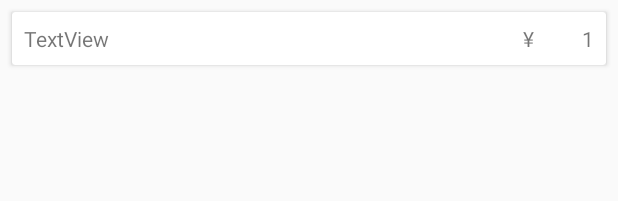
After one commit to hammer0802/SubwaySimulator, an Android app: the layout list_recipe.xml on its own in the app's theme, with its tools: preview values and no code run, on a phone screen of 412 x 824 dp. The commit adds this screen. Shown: the top 201 px of the screen. Run offline under Robolectric (Android 15) with nearby library versions, the phone set to English and light mode, and no system bars.

Commit message:
create list (in debugging)

```diff
--- a/app/src/main/res/layout/activity_main.xml
+++ b/app/src/main/res/layout/activity_main.xml
@@ -23,7 +23,7 @@
     <include layout="@layout/content_main" />
 
     <android.support.design.widget.FloatingActionButton
-        android:id="@+id/fab"
+        android:id="@+id/create"
         android:layout_width="wrap_content"
         android:layout_height="wrap_content"
         android:layout_gravity="bottom|end"
@@ -31,4 +31,5 @@
         android:tint="@android:color/white"
         app:srcCompat="@android:drawable/ic_input_add" />
 
+
 </android.support.design.widget.CoordinatorLayout>
--- /dev/null
+++ b/app/src/main/res/layout/list_recipe.xml
@@ -0,0 +1,41 @@
+<?xml version="1.0" encoding="utf-8"?>
+<android.support.v7.widget.CardView
+    xmlns:android="http://schemas.android.com/apk/res/android"
+    xmlns:app="http://schemas.android.com/apk/res-auto"
+    xmlns:tools="http://schemas.android.com/tools"
+    android:layout_margin='8dp'
+    android:layout_width="match_parent"
+    android:layout_height="wrap_content">
+    <TextView
+        android:id="@+id/recipe_name"
+        android:layout_width="match_parent"
+        android:layout_height="wrap_content"
+        android:layout_marginBottom="8dp"
+        android:layout_marginEnd="8dp"
+        android:layout_marginStart="8dp"
+        android:layout_marginTop="8dp"
+        android:text="TextView"/>
+
+    <TextView
+        android:id="@+id/recipe_price"
+        android:layout_width="fill_parent"
+        android:layout_height="wrap_content"
+        android:layout_marginBottom="8dp"
+        android:layout_marginEnd="8dp"
+        android:layout_marginStart="8dp"
+        android:layout_marginTop="8dp"
+        android:gravity="right"
+        android:text="1" />
+
+    <TextView
+        android:id="@+id/recipe_yen"
+        android:layout_width="fill_parent"
+        android:layout_height="wrap_content"
+        android:layout_marginBottom="8dp"
+        android:layout_marginEnd="8dp"
+        android:layout_marginStart="8dp"
+        android:layout_marginTop="8dp"
+        android:gravity="right"
+        android:text="¥            " />
+
+</android.support.v7.widget.CardView>
```
Also changed, not shown: app/src/main/java/com/hammer/app/subwaysimulator/MainActivity.kt (+36 -4 lines), app/src/main/java/com/hammer/app/subwaysimulator/Recipe.kt (added, +28 -0 lines), app/src/main/java/com/hammer/app/subwaysimulator/RecyclerAdaptor.kt (added, +44 -0 lines), app/src/main/res/layout/content_main.xml (+6 -8 lines).
